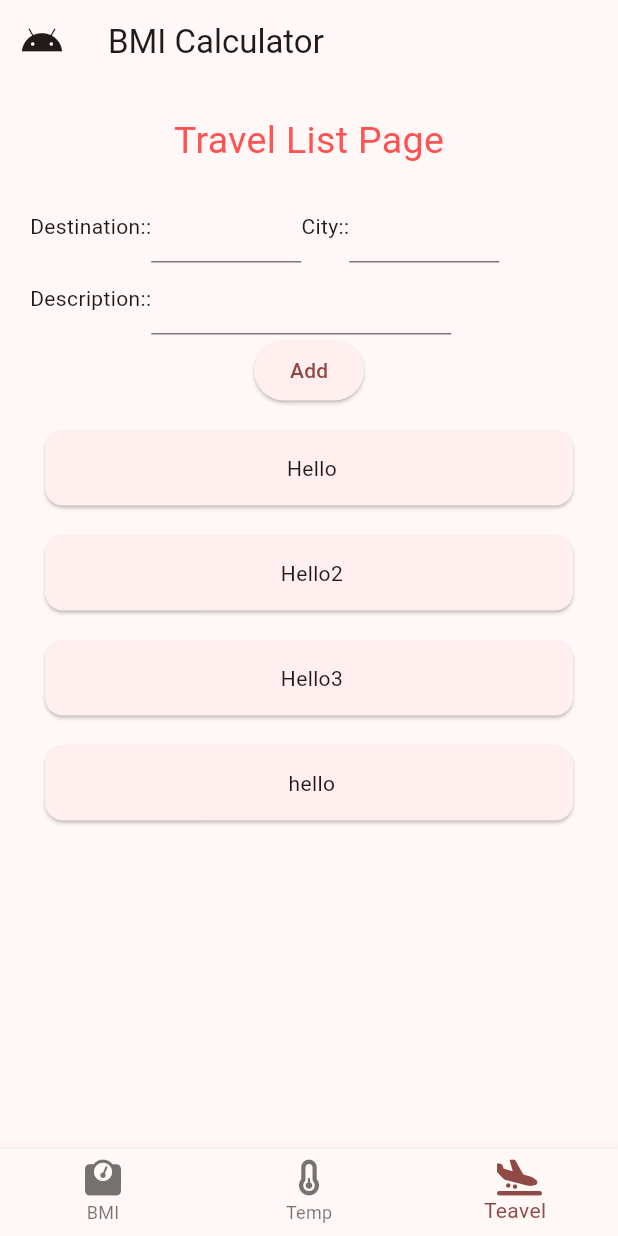
After one commit to AjThanakorn/asiignment04_a, a Flutter app: the BMIPage screen opened directly, item 3 of the bottom bar chosen, after a tap on "Add", on a phone screen of 412 x 824 dp. The commit adds this screen. Run offline on Flutter 3.47's test engine with Material 3 defaults, Android fonts, the phone set to English and light mode, and no system bars; our stand-ins replace font_awesome_flutter, get; missing offline and left inert: dart:html.

Commit message:
teavel controller

```diff
--- /dev/null
+++ b/lib/controller/travel_controller.dart
@@ -0,0 +1,9 @@
+import 'package:get/get.dart';
+
+class TravelController extends GetxController{
+  RxList<String> travelList =<String>["Hello","Hello2","Hello3"].obs;
+
+  void addTravelList(){
+    travelList.add("hello");
+  }
+}
--- /dev/null
+++ b/lib/model/teavel_model.dart
@@ -0,0 +1,15 @@
+class TravelModel {
+  String destination="";
+  String city="";
+  String description="";
+
+
+  TravelModel(this.destination, this.city, this.description);
+
+}
+class TravelList{
+  List<TravelModel> travelList=[];
+  addTravelList(TravelModel t){
+    travelList.add(t);
+  }
+}
--- a/lib/pages/bmi.dart
+++ b/lib/pages/bmi.dart
@@ -1,10 +1,14 @@
+import 'dart:html';
+
+import 'package:asiignment04_a/controller/bmi_controller.dart';
+import 'package:asiignment04_a/pages/travel.dart';
 import 'package:flutter/material.dart';
 import 'package:font_awesome_flutter/font_awesome_flutter.dart';
 import 'package:get/get.dart';
 
 class BMIPage extends StatelessWidget {
-  const BMIPage({super.key});
-
+   BMIPage({super.key});
+  final myController=Get.put(BMIController());
   @override
   Widget build(BuildContext context) {
     return Scaffold(
@@ -33,17 +37,22 @@ class BMIPage extends StatelessWidget {
                 mainAxisAlignment: MainAxisAlignment.spaceEvenly,
                 children: [
                   ElevatedButton(
-                      onPressed: () {}, child: Icon(FontAwesomeIcons.minus)),
+                      onPressed: () {
+                        myController.decrementHeight();
+                      }, child: Icon(FontAwesomeIcons.minus)),
                   Container(
                       width: 60,
                       child: TextField(
+                        controller: myController.heightTextField,
                         textAlign: TextAlign.center,
                         decoration: InputDecoration(
                             border: OutlineInputBorder(
                                 borderRadius: BorderRadius.circular(5))),
                       )),
                   ElevatedButton(
-                      onPressed: () {}, child: Icon(FontAwesomeIcons.plus)),
+                      onPressed: () {
+                        myController.incrementHeight();
+                      }, child: Icon(FontAwesomeIcons.plus)),
                 ],
               ),
             ),SizedBox(
@@ -60,28 +69,47 @@ class BMIPage extends StatelessWidget {
                 children: [
                   ElevatedButton(
                       onPressed: () {
-
+                        myController.decrementWeight();
                       }, child: Icon(FontAwesomeIcons.minus)),
 
                   Container(
                       width: 60,
                       child: TextField(
+                        controller: myController.weightTextField,
                         textAlign: TextAlign.center,
                         decoration: InputDecoration(
                             border: OutlineInputBorder(
                                 borderRadius: BorderRadius.circular(5))),
                       )),
                   ElevatedButton(
-                      onPressed: () {}, child: Icon(FontAwesomeIcons.plus)),
+                      onPressed: () {
+                        myController.incrementWeight();
+                      }, child: Icon(FontAwesomeIcons.plus)),
                 ],
               ),
             ),
             SizedBox(height: 20,),
             ElevatedButton(onPressed: () {
+                myController.bmiCalculator();
+            }, child: Text("Calculate")),
 
-            }, child: Text("Calculate"))
+            Obx(() => Text("Your BMI= ${myController.bmi}") ),
+
+
           ],
         ),
+      ),
+      bottomNavigationBar: BottomNavigationBar(
+        onTap: (value) {
+          if(value==2){
+            Get.to(TravelPage());
+          }
+        },
+        items: [
+          BottomNavigationBarItem(icon: Icon(FontAwesomeIcons.weightScale),label:"BMI"),
+          BottomNavigationBarItem(icon: Icon(FontAwesomeIcons.temperatureQuarter),label: "Temp"),
+          BottomNavigationBarItem(icon: Icon(FontAwesomeIcons.planeArrival),label: "Teavel"),
+        ],
       ),
     );
   }
--- /dev/null
+++ b/lib/pages/travel.dart
@@ -0,0 +1,90 @@
+import 'package:asiignment04_a/controller/travel_controller.dart';
+import 'package:asiignment04_a/pages/bmi.dart';
+import 'package:flutter/material.dart';
+import 'package:font_awesome_flutter/font_awesome_flutter.dart';
+import 'package:get/get.dart';
+
+class TravelPage extends StatelessWidget {
+  TravelPage({super.key});
+  final travelController=Get.put(TravelController());
+  @override
+  Widget build(BuildContext context) {
+    return Scaffold(
+      appBar: AppBar(
+        leading: Icon(FontAwesomeIcons.android),
+        title: Text(
+          "BMI Calculator",
+        ),
+      ),
+      body: Padding(
+        padding: const EdgeInsets.all(20.0),
+        child: Column(
+          children: [
+            Text("Travel List Page",
+                style: TextStyle(color: Colors.redAccent, fontSize: 25)),
+            SizedBox(
+              height: 15,
+            ),
+            Container(
+              height: 150,
+              width: double.infinity,
+              child: Column(
+                children: [
+                  Row(
+                    children: [
+                      Text("Destination::"),
+                      Container(width: 100, child: TextField()),
+                      Text("City::"),
+                      Container(width: 100, child: TextField()),
+                    ],
+                  ),
+                  Row(
+                    children: [
+                      Text("Description::"),
+                      Container(width: 200, child: TextField()),
+                    ],
+                  )
+                  ,ElevatedButton(onPressed: (){
+                    travelController.addTravelList();
+                  }, child: Text("Add")),
+
+
+
+                ],
+              ),
+            ),
+            Expanded(
+                child:
+                    Obx(() => ListView.builder(
+                      itemCount: travelController.travelList.length,
+                      itemBuilder: (context, index) {
+                        return Card(
+margin: EdgeInsets.all(10),
+                        child: Container(
+                          alignment: Alignment.center,
+                            height: 50,child: Text(" ${travelController.travelList[index] }")));
+                      },))
+
+            )
+          ],
+        ),
+      ),
+      bottomNavigationBar: BottomNavigationBar(
+        currentIndex: 2,
+        onTap: (value) {
+          if (value == 0) {
+            Get.to(BMIPage());
+          }
+        },
+        items: [
+          BottomNavigationBarItem(
+              icon: Icon(FontAwesomeIcons.weightScale), label: "BMI"),
+          BottomNavigationBarItem(
+              icon: Icon(FontAwesomeIcons.temperatureQuarter), label: "Temp"),
+          BottomNavigationBarItem(
+              icon: Icon(FontAwesomeIcons.planeArrival), label: "Teavel"),
+        ],
+      ),
+    );
+  }
+}
```
Also changed, not shown: lib/controller/bmi_controller.dart (added, +30 -0 lines).
